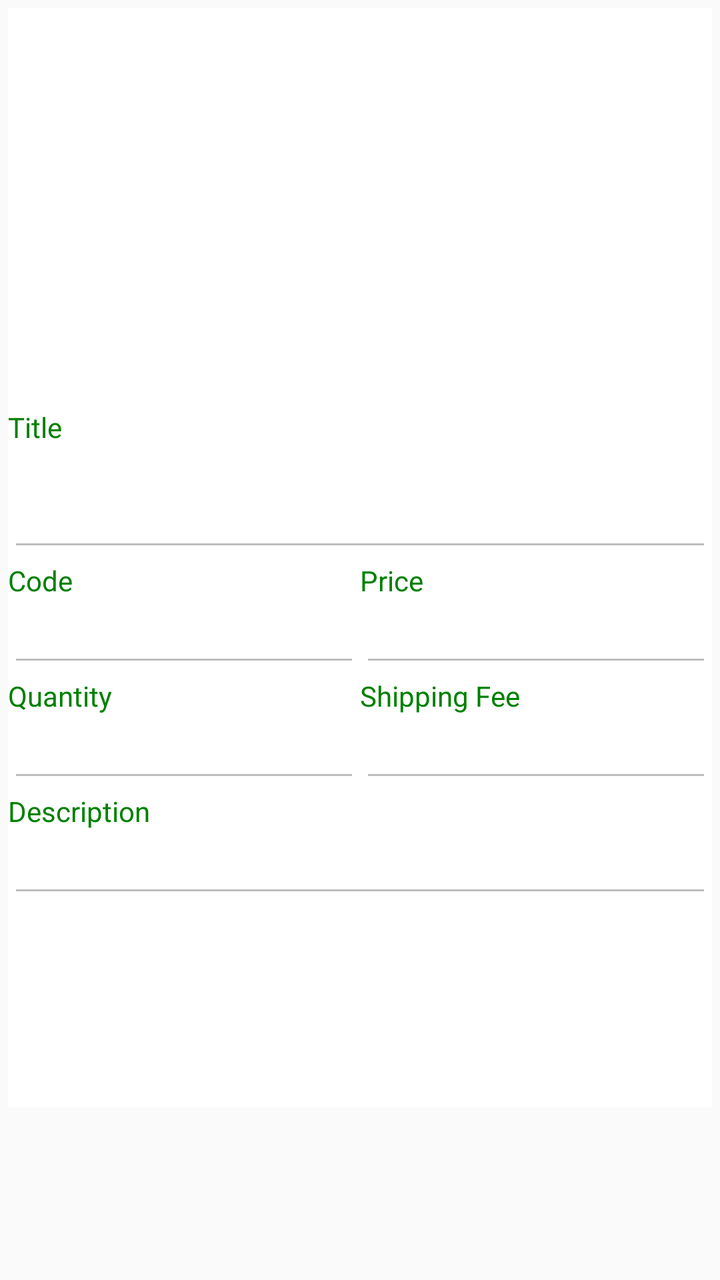
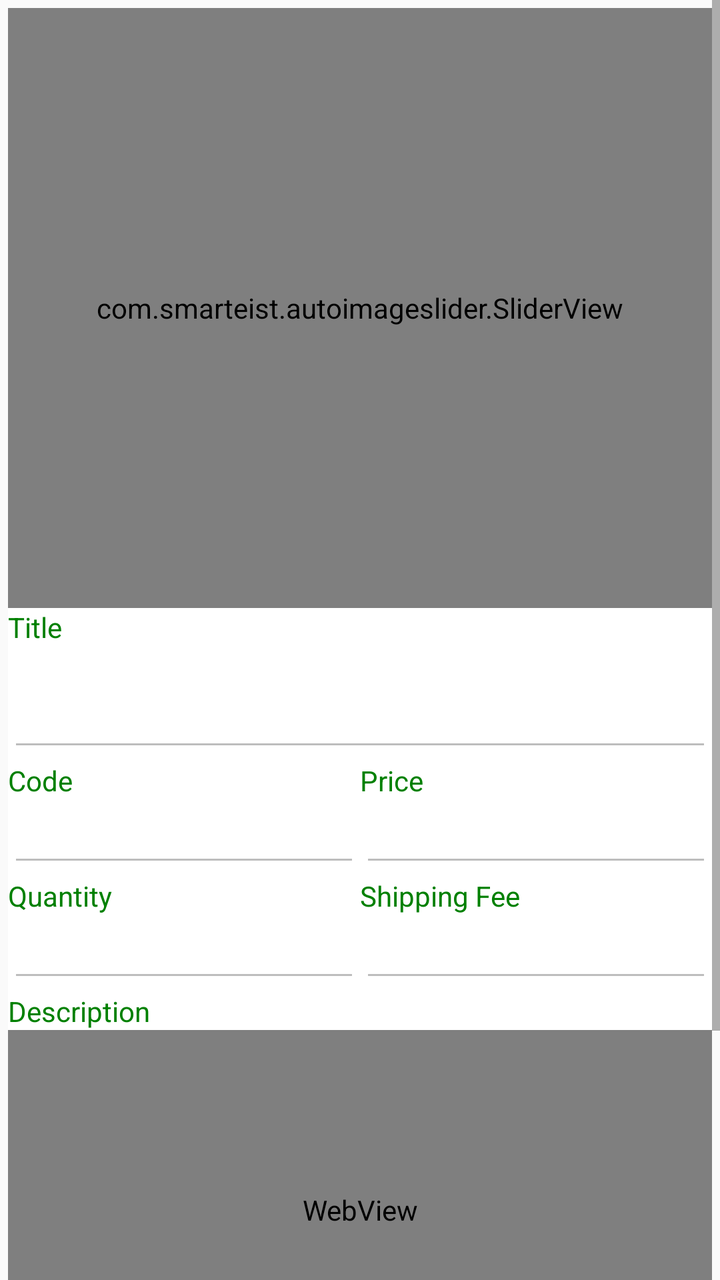

The first picture is an Android layout as it rendered before a commit; the second is the same layout after the commit. The layout source and the unified diff follow.
<!-- AndroidManifest.xml: application theme AppTheme -->
<!-- res/layout/fragment_item_buy_mode.xml -->
<?xml version="1.0" encoding="utf-8"?>
<ScrollView xmlns:android="http://schemas.android.com/apk/res/android"
    android:layout_width="match_parent"
    android:layout_height="match_parent">

    <LinearLayout
        android:layout_width="match_parent"
        android:layout_height="wrap_content"
        android:layout_margin="4dp"
        android:background="@color/colorPrimary"
        android:orientation="vertical">

        <LinearLayout
            android:layout_width="match_parent"
            android:layout_height="match_parent"
            android:gravity="center"
            android:orientation="horizontal">

            <ImageView
                android:id="@+id/imgItem"
                android:layout_width="match_parent"
                android:layout_height="200dp" />
        </LinearLayout>

        <LinearLayout
            android:layout_width="match_parent"
            android:layout_height="match_parent"
            android:orientation="vertical">

            <TextView
                android:id="@+id/tv2"
                android:layout_width="wrap_content"
                android:layout_height="wrap_content"
                android:labelFor="@id/txtItemTitle"
                android:text="Title"
                android:textColor="@color/colorAccent" />

            <EditText
                android:id="@+id/txtItemTitle"
                android:layout_width="match_parent"
                android:layout_height="wrap_content"
                android:enabled="false"
                android:inputType="none|textMultiLine"
                android:lines="2"
                android:scrollbars="horizontal|vertical"
                android:textColor="@color/colorPrimaryDark"
                android:textSize="16sp" />

        </LinearLayout>


        <LinearLayout
            android:layout_width="match_parent"
            android:layout_height="match_parent"
            android:orientation="horizontal">

            <LinearLayout
                android:layout_width="match_parent"
                android:layout_height="match_parent"
                android:layout_weight="1"
                android:orientation="vertical">

                <TextView
                    android:id="@+id/tv3"
                    android:layout_width="wrap_content"
                    android:layout_height="wrap_content"
                    android:labelFor="@id/txtItemCode"
                    android:text="Code"
                    android:textColor="@color/colorAccent" />

                <EditText
                    android:id="@+id/txtItemCode"
                    android:layout_width="match_parent"
                    android:layout_height="wrap_content"
                    android:enabled="false"
                    android:inputType="none"
                    android:textColor="@color/colorPrimaryDark"
                    android:textSize="16sp" />

                <TextView
                    android:id="@+id/tv5"
                    android:layout_width="wrap_content"
                    android:layout_height="wrap_content"
                    android:labelFor="@id/txtQuantity"
                    android:text="Quantity"
                    android:textColor="@color/colorAccent" />

                <EditText
                    android:id="@+id/txtQuantity"
                    android:layout_width="match_parent"
                    android:layout_height="wrap_content"
                    android:enabled="false"
                    android:inputType="none"
                    android:textColor="@color/colorPrimaryDark"
                    android:textSize="16sp" />

            </LinearLayout>

            <LinearLayout
                android:layout_width="match_parent"
                android:layout_height="match_parent"
                android:layout_weight="1"
                android:orientation="vertical">

                <TextView
                    android:id="@+id/tv6"
                    android:layout_width="wrap_content"
                    android:layout_height="wrap_content"
                    android:labelFor="@id/txtPrice"
                    android:text="Price"
                    android:textColor="@color/colorAccent" />

                <EditText
                    android:id="@+id/txtPrice"
                    android:layout_width="match_parent"
                    android:layout_height="wrap_content"
                    android:enabled="false"
                    android:inputType="none"
                    android:textColor="@color/colorPrimaryDark"
                    android:textSize="16sp" />

                <TextView
                    android:id="@+id/tv11"
                    android:layout_width="wrap_content"
                    android:layout_height="wrap_content"
                    android:labelFor="@id/txtShippingFee"
                    android:text="Shipping Fee"
                    android:textColor="@color/colorAccent" />

                <EditText
                    android:id="@+id/txtShippingFee"
                    android:layout_width="match_parent"
                    android:layout_height="wrap_content"
                    android:enabled="false"
                    android:inputType="none"
                    android:textColor="@color/colorPrimaryDark"
                    android:textSize="16sp" />
            </LinearLayout>

        </LinearLayout>


        <LinearLayout
            android:layout_width="match_parent"
            android:layout_height="match_parent"
            android:orientation="horizontal"
            android:visibility="gone">

            <LinearLayout
                android:layout_width="match_parent"
                android:layout_height="match_parent"
                android:layout_weight="1"
                android:orientation="vertical">

                <TextView
                    android:id="@+id/tv7"
                    android:layout_width="wrap_content"
                    android:layout_height="wrap_content"
                    android:labelFor="@id/txtMinQty"
                    android:text="Min Qty"
                    android:textColor="@color/colorAccent"
                    android:visibility="visible" />

                <EditText
                    android:id="@+id/txtMinQty"
                    android:layout_width="match_parent"
                    android:layout_height="wrap_content"
                    android:enabled="false"
                    android:inputType="none"
                    android:textColor="@color/colorPrimaryDark"
                    android:textSize="16sp"
                    android:visibility="visible" />

                <TextView
                    android:id="@+id/tv"
                    android:layout_width="wrap_content"
                    android:layout_height="wrap_content"
                    android:labelFor="@id/txtMaxQty"
                    android:text="Max Qty"
                    android:textColor="@color/colorAccent"
                    android:visibility="visible" />

                <EditText
                    android:id="@+id/txtMaxQty"
                    android:layout_width="match_parent"
                    android:layout_height="wrap_content"
                    android:enabled="false"
                    android:inputType="none"
                    android:textColor="@color/colorPrimaryDark"
                    android:textSize="16sp"
                    android:visibility="visible" />

            </LinearLayout>

            <LinearLayout
                android:layout_width="match_parent"
                android:layout_height="match_parent"
                android:layout_weight="1"
                android:orientation="vertical">

                <TextView
                    android:id="@+id/tv10"
                    android:layout_width="wrap_content"
                    android:layout_height="wrap_content"
                    android:labelFor="@id/txtBasePrice"
                    android:text="Base Price"
                    android:textColor="@color/colorAccent"
                    android:visibility="visible" />

                <EditText
                    android:id="@+id/txtBasePrice"
                    android:layout_width="match_parent"
                    android:layout_height="wrap_content"
                    android:enabled="false"
                    android:inputType="none"
                    android:textColor="@color/colorPrimaryDark"
                    android:textSize="16sp"
                    android:visibility="visible" />

                <TextView
                    android:id="@+id/tv4"
                    android:layout_width="wrap_content"
                    android:layout_height="wrap_content"
                    android:labelFor="@id/txtLocation"
                    android:text="Location number"
                    android:textColor="@color/colorAccent"
                    android:visibility="visible" />

                <EditText
                    android:id="@+id/txtLocation"
                    android:layout_width="match_parent"
                    android:layout_height="wrap_content"
                    android:enabled="false"
                    android:inputType="none"
                    android:textColor="@color/colorPrimaryDark"
                    android:textSize="16sp"
                    android:visibility="visible" />

            </LinearLayout>

        </LinearLayout>

        <TextView
            android:id="@+id/tv9"
            android:layout_width="wrap_content"
            android:layout_height="wrap_content"
            android:labelFor="@id/txtItemDescription"
            android:text="Description"
            android:textColor="@color/colorAccent" />

        <EditText
            android:id="@+id/txtItemDescription"
            android:layout_width="match_parent"
            android:layout_height="wrap_content"
            android:enabled="false"
            android:inputType="none|textWebEditText|textMultiLine"
            android:scrollbars="horizontal|vertical"
            android:textColor="@color/colorPrimaryDark"
            android:textSize="16sp" />

        <View
            android:id="@+id/view_gap"
            android:layout_width="0dp"
            android:layout_height="100dp" />
    </LinearLayout>
</ScrollView>
<!-- resources referenced by this layout -->
<resources>
  <color name="colorAccent">#008000</color>
  <color name="colorPrimary">#FFF</color>
  <color name="colorPrimaryDark">#ff6600</color>
  <style name="AppTheme" parent="Theme.AppCompat.Light.NoActionBar">
          
          <item name="colorPrimary">@color/colorPrimary</item>
          <item name="colorPrimaryDark">@color/colorPrimaryDark</item>
          <item name="colorAccent">@color/colorAccent</item>
          <item name="windowNoTitle">true</item>
  
      </style>
</resources>

<!-- the commit's change to res/layout/fragment_item_buy_mode.xml (unified diff, before → after) -->
@@ -16,10 +16,11 @@
             android:gravity="center"
             android:orientation="horizontal">
 
-            <ImageView
-                android:id="@+id/imgItem"
-                android:layout_width="match_parent"
-                android:layout_height="200dp" />
+            <com.smarteist.autoimageslider.SliderView
+                android:id="@+id/imagesSliderView"
+                android:layout_width="match_parent"
+                android:layout_height="300dp"
+                android:background="@drawable/ic_manech_logo" />
         </LinearLayout>
 
         <LinearLayout
@@ -32,7 +33,7 @@
                 android:layout_width="wrap_content"
                 android:layout_height="wrap_content"
                 android:labelFor="@id/txtItemTitle"
-                android:text="Title"
+                android:text="@string/field_title"
                 android:textColor="@color/colorAccent" />
 
             <EditText
@@ -65,7 +66,7 @@
                     android:layout_width="wrap_content"
                     android:layout_height="wrap_content"
                     android:labelFor="@id/txtItemCode"
-                    android:text="Code"
+                    android:text="@string/field_code"
                     android:textColor="@color/colorAccent" />
 
                 <EditText
@@ -82,7 +83,7 @@
                     android:layout_width="wrap_content"
                     android:layout_height="wrap_content"
                     android:labelFor="@id/txtQuantity"
-                    android:text="Quantity"
+                    android:text="@string/column_quantity"
                     android:textColor="@color/colorAccent" />
 
                 <EditText
@@ -107,7 +108,7 @@
                     android:layout_width="wrap_content"
                     android:layout_height="wrap_content"
                     android:labelFor="@id/txtPrice"
-                    android:text="Price"
+                    android:text="@string/column_price"
                     android:textColor="@color/colorAccent" />
 
                 <EditText
@@ -124,7 +125,7 @@
                     android:layout_width="wrap_content"
                     android:layout_height="wrap_content"
                     android:labelFor="@id/txtShippingFee"
-                    android:text="Shipping Fee"
+                    android:text="@string/shipping_fee"
                     android:textColor="@color/colorAccent" />
 
                 <EditText
@@ -157,7 +158,7 @@
                     android:layout_width="wrap_content"
                     android:layout_height="wrap_content"
                     android:labelFor="@id/txtMinQty"
-                    android:text="Min Qty"
+                    android:text="@string/min_qty"
                     android:textColor="@color/colorAccent"
                     android:visibility="visible" />
 
@@ -176,7 +177,7 @@
                     android:layout_width="wrap_content"
                     android:layout_height="wrap_content"
                     android:labelFor="@id/txtMaxQty"
-                    android:text="Max Qty"
+                    android:text="@string/max_qty"
                     android:textColor="@color/colorAccent"
                     android:visibility="visible" />
 
@@ -203,7 +204,7 @@
                     android:layout_width="wrap_content"
                     android:layout_height="wrap_content"
                     android:labelFor="@id/txtBasePrice"
-                    android:text="Base Price"
+                    android:text="@string/base_price"
                     android:textColor="@color/colorAccent"
                     android:visibility="visible" />
 
@@ -222,7 +223,7 @@
                     android:layout_width="wrap_content"
                     android:layout_height="wrap_content"
                     android:labelFor="@id/txtLocation"
-                    android:text="Location number"
+                    android:text="@string/location_number"
                     android:textColor="@color/colorAccent"
                     android:visibility="visible" />
 
@@ -244,19 +245,14 @@
             android:id="@+id/tv9"
             android:layout_width="wrap_content"
             android:layout_height="wrap_content"
-            android:labelFor="@id/txtItemDescription"
-            android:text="Description"
+            android:text="@string/description"
             android:textColor="@color/colorAccent" />
 
-        <EditText
+        <WebView
             android:id="@+id/txtItemDescription"
             android:layout_width="match_parent"
-            android:layout_height="wrap_content"
-            android:enabled="false"
-            android:inputType="none|textWebEditText|textMultiLine"
-            android:scrollbars="horizontal|vertical"
-            android:textColor="@color/colorPrimaryDark"
-            android:textSize="16sp" />
+            android:layout_height="180dp"
+            android:autofillHints="" />
 
         <View
             android:id="@+id/view_gap"
<!-- resource entries referenced after the edit -->
@@ -3,6 +3,17 @@
   <color name="colorAccent">#008000</color>
   <color name="colorPrimary">#FFF</color>
   <color name="colorPrimaryDark">#ff6600</color>
+  <!-- drawable ic_manech_logo: vector/xml drawable (drawable, 7152 chars, omitted) -->
+  <string name="base_price">Base Price</string>
+  <string name="column_price">Price</string>
+  <string name="column_quantity">Quantity</string>
+  <string name="description">Description</string>
+  <string name="field_code">Code</string>
+  <string name="field_title">Title</string>
+  <string name="location_number">Location number</string>
+  <string name="max_qty">Max Qty</string>
+  <string name="min_qty">Min Qty</string>
+  <string name="shipping_fee">Shipping Fee</string>
   <style name="AppTheme" parent="Theme.AppCompat.Light.NoActionBar">
           
           <item name="colorPrimary">@color/colorPrimary</item>
